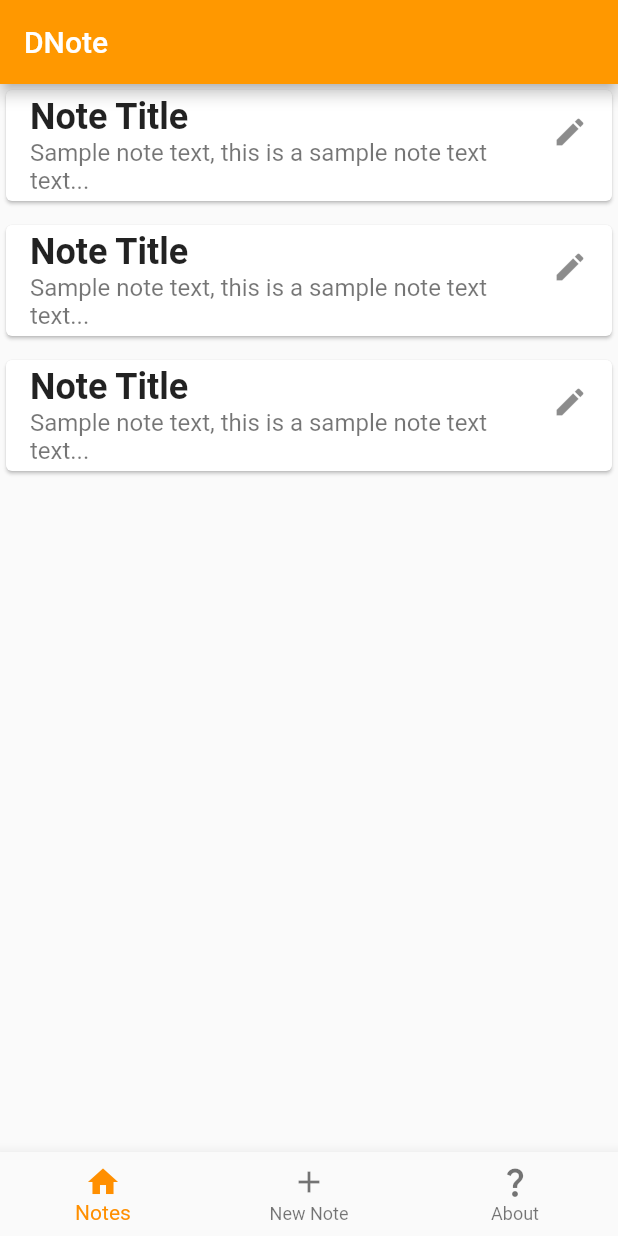
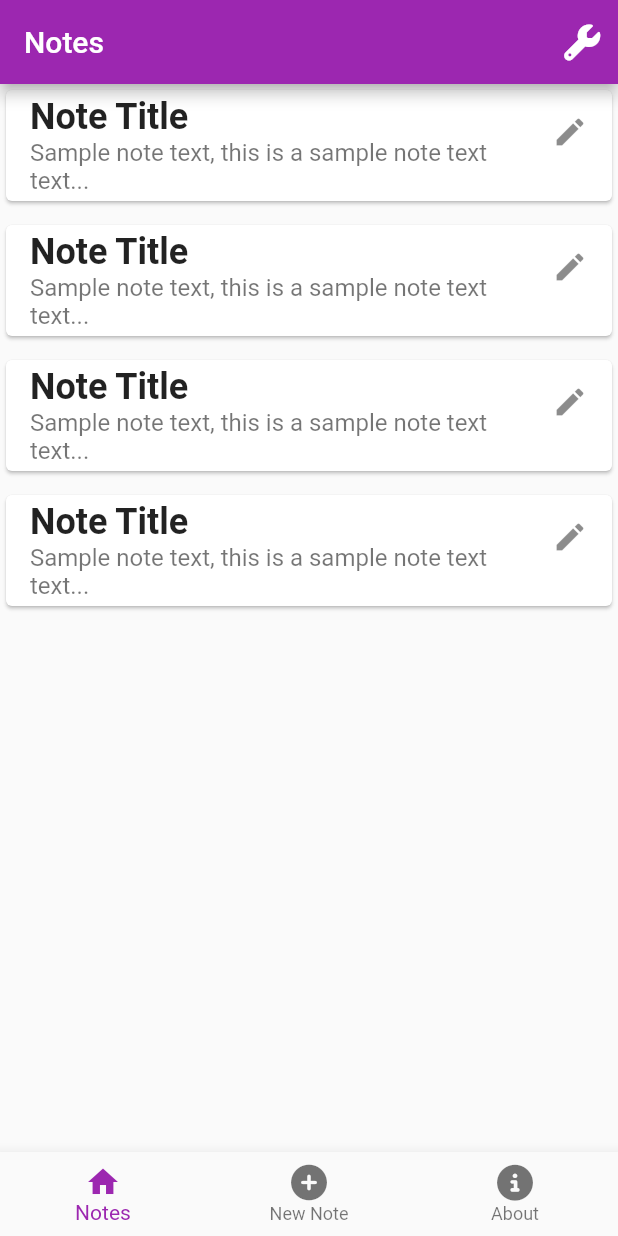
Before and after one commit to Sam473/DNote-Frontend, a Flutter app: the screen it shows after launch, on a phone screen of 412 x 824 dp. Run offline on Flutter 3.47's test engine with Material 2 defaults, Android fonts, the phone set to English and light mode, and no system bars; our stand-ins replace font_awesome_flutter.

Commit message:
-Added app bar and nav bar components -added routing between pages -added an about page and filled in -added a new note page with form

```diff
--- /dev/null
+++ b/dnote_frontend/lib/components/notes_app_bar.dart
@@ -0,0 +1,19 @@
+import 'package:flutter/material.dart';
+import 'package:font_awesome_flutter/font_awesome_flutter.dart';
+
+AppBar createAppBar(String title, BuildContext context) {
+  return AppBar(
+    title: Text(title),
+    backgroundColor: Colors.purple,
+    automaticallyImplyLeading: false,
+    actions: [
+      IconButton(
+        icon: const FaIcon(FontAwesomeIcons.wrench),
+        tooltip: 'Settings',
+        onPressed: () {
+          Navigator.pushNamed(context, '/settings');
+        },
+      ),
+    ],
+  );
+}
--- /dev/null
+++ b/dnote_frontend/lib/components/notes_navigation_bar.dart
@@ -0,0 +1,33 @@
+
+
+import 'package:flutter/material.dart';
+import 'package:font_awesome_flutter/font_awesome_flutter.dart';
+
+BottomNavigationBar createNavBar(String title, BuildContext context) {
+  return BottomNavigationBar(
+    onTap: (index) {
+      if (index == 0) {
+        Navigator.pushNamed(context, '/');
+      } else if (index == 1) {
+        Navigator.pushNamed(context, '/new_note');
+      } else if (index == 2) {
+        Navigator.pushNamed(context, '/about');
+      }
+    },
+    selectedItemColor: Colors.purple,
+    items: const <BottomNavigationBarItem>[
+      BottomNavigationBarItem(
+        icon: Icon(Icons.home),
+        label: 'Notes',
+      ),
+      BottomNavigationBarItem(
+        icon: FaIcon(FontAwesomeIcons.circlePlus),
+        label: 'New Note',
+      ),
+      BottomNavigationBarItem(
+        icon: FaIcon(FontAwesomeIcons.circleInfo),
+        label: 'About',
+      ),
+    ],
+  );
+}
--- a/dnote_frontend/lib/main.dart
+++ b/dnote_frontend/lib/main.dart
@@ -1,98 +1,30 @@
+import 'package:dnote_frontend/pages/about.dart';
+import 'package:dnote_frontend/pages/new_note.dart';
 import 'package:flutter/material.dart';
+
+import 'pages/notes.dart';
 
 void main() => runApp(const MyApp());
 
 class MyApp extends StatelessWidget {
   const MyApp({Key? key}) : super(key: key);
 
-  static const String _title = 'Flutter Code Sample';
+  static const String _title = 'DNote';
 
   @override
   Widget build(BuildContext context) {
-    return const MaterialApp(
-      title: _title,
-      home: MyStatefulWidget(),
-    );
+    return MaterialApp(
+        title: _title,
+        theme: ThemeData(
+          primarySwatch: Colors.purple,
+        ),
+        initialRoute: '/',
+        routes: {
+          '/': (context) => const Note(),
+          '/about': (context) => const AboutPage(),
+          '/new_note': (context) => const NewNote(),
+          '/search': (context) => const Note(),
+          '/settings': (context) => const Note(),
+        });
   }
 }
-
-class MyStatefulWidget extends StatefulWidget {
-  const MyStatefulWidget({Key? key}) : super(key: key);
-
-  @override
-  State<MyStatefulWidget> createState() => _MyStatefulWidgetState();
-}
-
-class _MyStatefulWidgetState extends State<MyStatefulWidget> {
-  int _selectedIndex = 0;
-  static const TextStyle optionStyle =
-      TextStyle(fontSize: 30, fontWeight: FontWeight.bold);
-  static const List<Widget> _widgetOptions = <Widget>[
-    Text(
-      'Home',
-      style: optionStyle,
-    ),
-    Text(
-      'Business',
-      style: optionStyle,
-    ),
-    Text(
-      'School',
-      style: optionStyle,
-    ),
-  ];
-
-  void _onItemTapped(int index) {
-    setState(() {
-      _selectedIndex = index;
-    });
-  }
-
-  @override
-  Widget build(BuildContext context) {
-    return Scaffold(
-      appBar: AppBar(
-        backgroundColor: Colors.orange,
-        title: const Text('DNote'),
-      ),
-      body: ListView.builder(
-          itemCount: 3, // the length
-          itemBuilder: (context, index) {
-            return Container(
-              padding: const EdgeInsets.only(bottom: 8),
-              child: Card(
-                child: Column(
-                  mainAxisSize: MainAxisSize.min,
-                  children: const <Widget>[
-                    ListTile(
-                      title: Text('Note Title', style: TextStyle(fontWeight: FontWeight.bold, fontSize: 24)),
-                      subtitle: Text('Sample note text, this is a sample note text text...', style: TextStyle(fontSize: 16)),
-                      trailing: Icon(Icons.edit),
-                    ),
-                  ],
-                ),
-              ),
-            );
-          }),
-      bottomNavigationBar: BottomNavigationBar(
-        items: const <BottomNavigationBarItem>[
-          BottomNavigationBarItem(
-            icon: Icon(Icons.home),
-            label: 'Notes',
-          ),
-          BottomNavigationBarItem(
-            icon: Icon(Icons.add),
-            label: 'New Note',
-          ),
-          BottomNavigationBarItem(
-            icon: Icon(Icons.question_mark),
-            label: 'About',
-          ),
-        ],
-        currentIndex: _selectedIndex,
-        selectedItemColor: Colors.amber[800],
-        onTap: _onItemTapped,
-      ),
-    );
-  }
-}
--- /dev/null
+++ b/dnote_frontend/lib/pages/notes.dart
@@ -0,0 +1,41 @@
+import 'package:flutter/material.dart';
+
+import '../components/notes_app_bar.dart';
+import '../components/notes_navigation_bar.dart';
+
+class Note extends StatefulWidget {
+  const Note({Key? key}) : super(key: key);
+
+  @override
+  State<Note> createState() => _NoteState();
+}
+
+class _NoteState extends State<Note> {
+
+  @override
+  Widget build(BuildContext context) {
+    return Scaffold(
+      appBar: createAppBar('Notes', context),
+      bottomNavigationBar: createNavBar('Notes', context),
+      body: ListView.builder(
+          itemCount: 4, // the length
+          itemBuilder: (context, index) {
+            return Container(
+              padding: const EdgeInsets.only(bottom: 8),
+              child: Card(
+                child: Column(
+                  mainAxisSize: MainAxisSize.min,
+                  children: const <Widget>[
+                    ListTile(
+                      title: Text('Note Title', style: TextStyle(fontWeight: FontWeight.bold, fontSize: 24)),
+                      subtitle: Text('Sample note text, this is a sample note text text...', style: TextStyle(fontSize: 16)),
+                      trailing: Icon(Icons.edit),
+                    ),
+                  ],
+                ),
+              ),
+            );
+          }),
+    );
+  }
+}
--- a/dnote_frontend/pubspec.yaml
+++ b/dnote_frontend/pubspec.yaml
@@ -34,6 +34,7 @@ dependencies:
   # The following adds the Cupertino Icons font to your application.
   # Use with the CupertinoIcons class for iOS style icons.
   cupertino_icons: ^1.0.2
+  font_awesome_flutter: ^10.1.0
 
 dev_dependencies:
   flutter_test:
```
Also changed, not shown: dnote_frontend/lib/pages/about.dart (added, +30 -0 lines), dnote_frontend/lib/pages/new_note.dart (added, +83 -0 lines).
